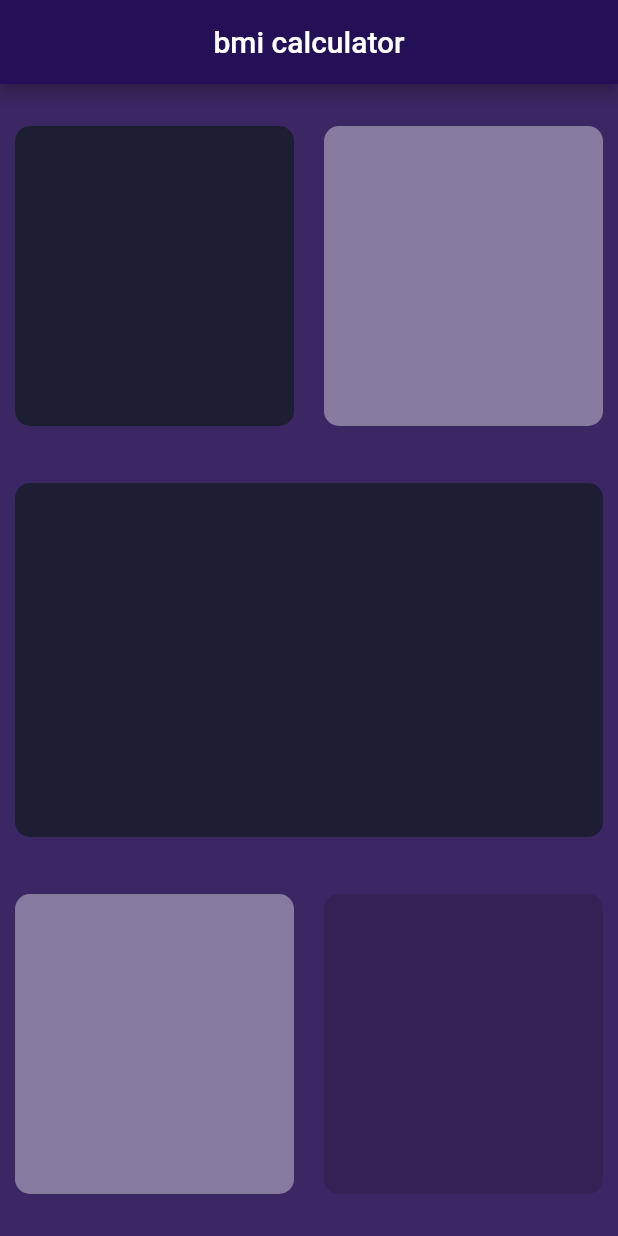
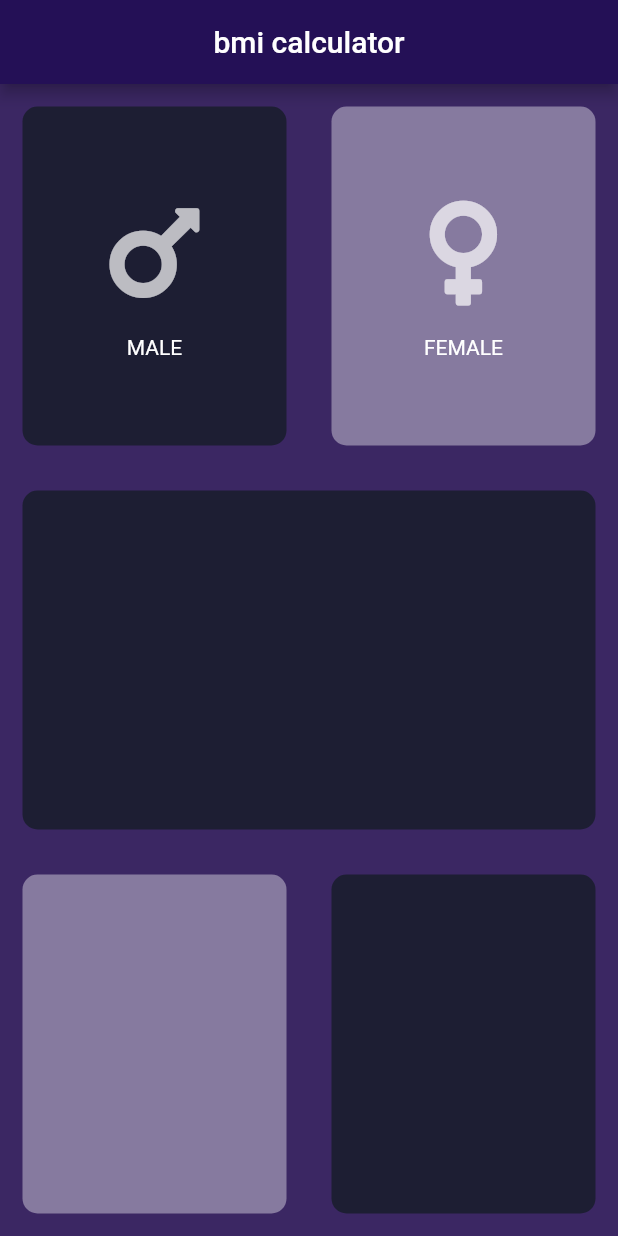
Before and after one commit to prokawsar/flutter-bmi, a Flutter app: the screen it shows after launch, on a phone screen of 412 x 824 dp. Run offline on Flutter 3.47's test engine with Material 2 defaults, Android fonts, the phone set to English and light mode, and no system bars; our stand-ins replace font_awesome_flutter.

Commit message:
icon package and other fixes

```diff
--- a/lib/input.dart
+++ b/lib/input.dart
@@ -1,4 +1,5 @@
 import 'package:flutter/material.dart';
+import 'package:font_awesome_flutter/font_awesome_flutter.dart';
 
 const bgContainer = Color(0xFF1D1E33);
 
@@ -35,10 +36,22 @@ class _InputState extends State<Input> {
             child: Row(
               children: const [
                 Expanded(
-                  child: ReusableCard(bgcolor: bgContainer),
+                  child: ReusableCard(
+                    bgcolor: bgContainer,
+                    cardChild: IconContent(
+                      iconName: FontAwesomeIcons.mars,
+                      label: 'MALE',
+                    ),
+                  ),
                 ),
                 Expanded(
-                  child: ReusableCard(bgcolor: Colors.white38),
+                  child: ReusableCard(
+                    bgcolor: Colors.white38,
+                    cardChild: IconContent(
+                      iconName: FontAwesomeIcons.venus,
+                      label: 'FEMALE',
+                    ),
+                  ),
                 ),
               ],
             ),
@@ -60,7 +73,7 @@ class _InputState extends State<Input> {
                   child: ReusableCard(bgcolor: Colors.white38),
                 ),
                 Expanded(
-                  child: ReusableCard(bgcolor: Colors.black12),
+                  child: ReusableCard(bgcolor: bgContainer),
                 ),
               ],
             ),
@@ -71,20 +84,46 @@ class _InputState extends State<Input> {
   }
 }
 
+class IconContent extends StatelessWidget {
+  final IconData iconName;
+  final String label;
+
+  const IconContent({required this.iconName, required this.label});
+
+  @override
+  Widget build(BuildContext context) {
+    return Column(
+      mainAxisAlignment: MainAxisAlignment.center,
+      children: [
+        Icon(
+          iconName,
+          color: Colors.white70,
+          size: 80,
+        ),
+        const SizedBox(
+          height: 15,
+        ),
+        Text(label)
+      ],
+    );
+  }
+}
+
 class ReusableCard extends StatelessWidget {
   final Color bgcolor;
-  const ReusableCard({required this.bgcolor});
+  final Widget? cardChild;
+
+  const ReusableCard({required this.bgcolor, this.cardChild});
 
   @override
   Widget build(BuildContext context) {
     return Container(
+      child: cardChild,
       decoration: BoxDecoration(
         color: bgcolor,
         borderRadius: BorderRadius.circular(10),
       ),
-      margin: const EdgeInsets.all(10.0),
-      height: 200,
-      width: 170,
+      margin: const EdgeInsets.all(15.0),
     );
   }
 }
--- a/pubspec.yaml
+++ b/pubspec.yaml
@@ -34,6 +34,7 @@ dependencies:
   # The following adds the Cupertino Icons font to your application.
   # Use with the CupertinoIcons class for iOS style icons.
   cupertino_icons: ^1.0.2
+  font_awesome_flutter: ^9.2.0
 
 dev_dependencies:
   flutter_test:
```
Also changed, not shown: pubspec.lock.
